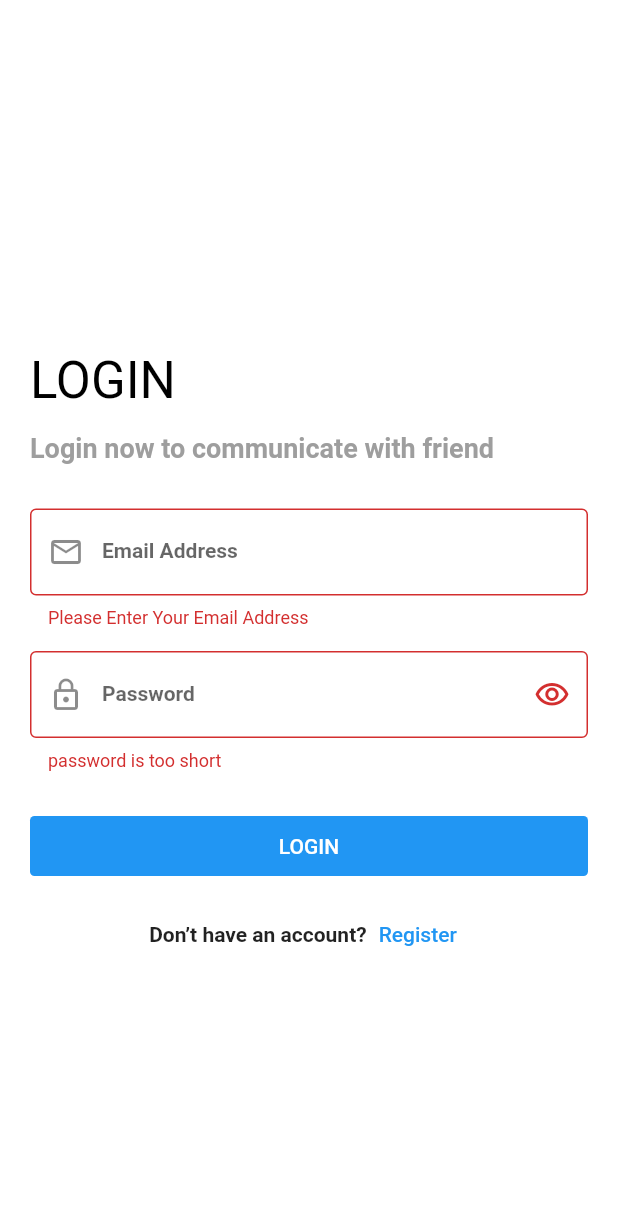
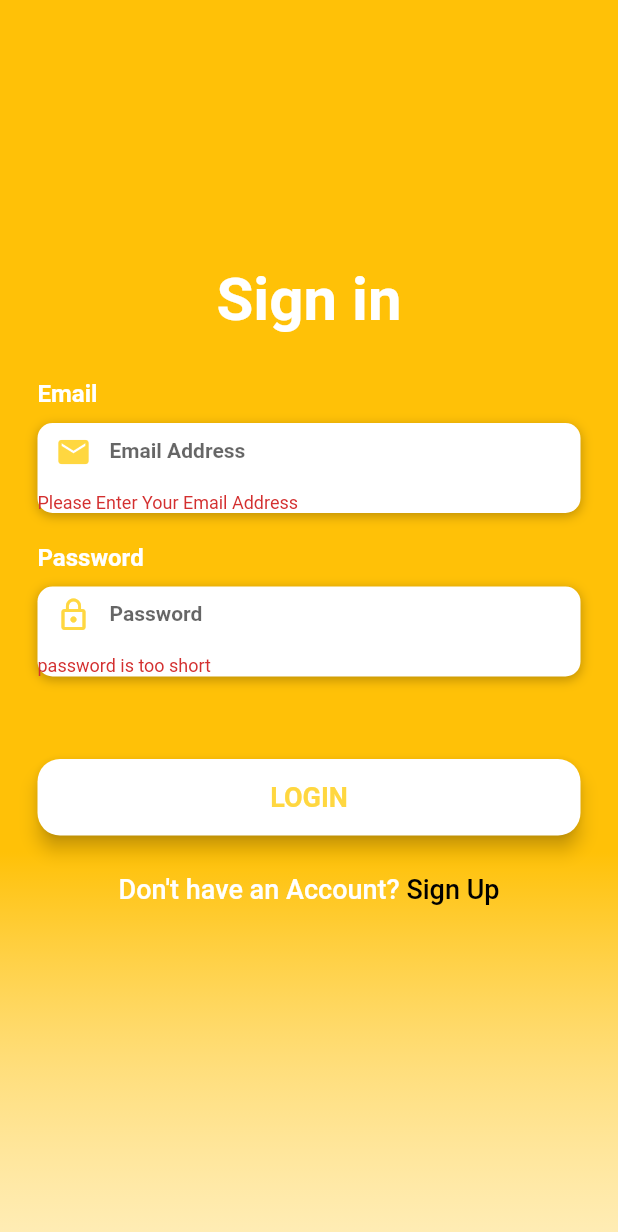
Before and after one commit to mahmoudashry98/Social_App, a Flutter app: the screen it shows after launch, after a tap on "LOGIN", on a phone screen of 412 x 824 dp. Shown: the top 1232 px of the screen. Run offline on Flutter 3.47's test engine with Material 2 defaults, Android fonts, the phone set to English and light mode, and no system bars; our stand-ins replace bloc, cloud_firestore, conditional_builder, dio, firebase_auth, firebase_core and 7 more; missing offline and left inert: firebase_app_check; accounts and stored records are empty; network calls fail.

Commit message:
edit ui login

```diff
--- a/lib/layout/social_app/cubit/cubit.dart
+++ b/lib/layout/social_app/cubit/cubit.dart
@@ -12,7 +12,7 @@ import 'package:scoial_app/modules/social_app/chats/chats_screen.dart';
 import 'package:scoial_app/modules/social_app/feeds/feeds_screen.dart';
 import 'package:scoial_app/modules/social_app/new_post/post_screen.dart';
 import 'package:scoial_app/modules/social_app/settings/settings_screen.dart';
-import 'package:scoial_app/modules/social_app/social_login/social_login_screen.dart';
+import 'package:scoial_app/modules/social_app/social_login/login_screen.dart';
 import 'package:scoial_app/modules/social_app/users/users_screen.dart';
 import 'package:scoial_app/shared/components/components.dart';
 import 'package:scoial_app/shared/components/constants.dart';
@@ -429,7 +429,7 @@ class SocialCubit extends Cubit<SocialStates> {
       userModel = null;
       uId = '';
       CacheHelper.removeData(key: 'uId');
-      navigateAndFinish(context, SocialLoginScreen());
+      navigateAndFinish(context, LoginScreen());
       currentIndex = 0;
       emit(SocialLogOutSuccessState());
     }).catchError((error) {
--- a/lib/main.dart
+++ b/lib/main.dart
@@ -5,8 +5,7 @@ import 'package:firebase_messaging/firebase_messaging.dart';
 import 'package:flutter/material.dart';
 import 'package:flutter_bloc/flutter_bloc.dart';
 import 'package:scoial_app/layout/social_app/social_layout.dart';
-import 'package:scoial_app/modules/social_app/social_login/cubit/cubit.dart';
-import 'package:scoial_app/modules/social_app/social_login/social_login_screen.dart';
+import 'package:scoial_app/modules/social_app/social_login/login_screen.dart';
 import 'package:scoial_app/shared/components/components.dart';
 import 'package:scoial_app/shared/components/constants.dart';
 import 'package:scoial_app/shared/cubit/cubit.dart';
@@ -29,10 +28,6 @@ void main() async {
 
   WidgetsFlutterBinding.ensureInitialized();
   await Firebase.initializeApp();
-  var token = await FirebaseMessaging.instance.getToken();
-  print(token);
-  print('//////////////');
-  print(uId);
 
   //foreground fcm
   FirebaseMessaging.onMessage.listen((event) {
@@ -60,22 +55,11 @@ void main() async {
   //bool isDark = CacheHelper.getData(key: 'isDark');
 
   Widget widget;
-  // bool onBoarding = CacheHelper.getData(key: 'onBoarding');
-  //token = CacheHelper.getData(key: 'token');
   uId = CacheHelper.getData(key: 'uId');
-
-  // if (onBoarding != null) {
-  //   if (token != null)
-  //     widget = ShopLayout();
-  //   else
-  //     widget = ShopLoginScreen();
-  // } else {
-  //   widget = OnBoardingScreen();
-  // }
   if (uId != null) {
     widget = SocialLayout();
   } else {
-    widget = SocialLoginScreen();
+    widget = LoginScreen();
   }
 
   runApp(MyApp(
--- /dev/null
+++ b/lib/modules/social_app/social_login/login_screen.dart
@@ -0,0 +1,282 @@
+import 'package:conditional_builder/conditional_builder.dart';
+import 'package:flutter/material.dart';
+import 'package:flutter/services.dart';
+import 'package:flutter_bloc/flutter_bloc.dart';
+import 'package:scoial_app/layout/social_app/cubit/cubit.dart';
+import 'package:scoial_app/layout/social_app/social_layout.dart';
+import 'package:scoial_app/modules/social_app/social_login/cubit/cubit.dart';
+import 'package:scoial_app/modules/social_app/social_register/social_register_screen.dart';
+import 'package:scoial_app/shared/components/components.dart';
+import 'package:scoial_app/shared/network/local/cache_helper.dart';
+import 'cubit/states.dart';
+
+// ignore: must_be_immutable
+class LoginScreen extends StatelessWidget {
+  var formKey = GlobalKey<FormState>();
+  var emailController = TextEditingController();
+  var passwordController = TextEditingController();
+  @override
+  Widget build(BuildContext context) {
+    return BlocProvider(
+      create: (BuildContext context) => SocialLoginCubit(),
+      child: BlocConsumer<SocialLoginCubit, SocialLoginStates>(
+        listener: (context, state) {
+          if (state is SocialLoginErrorState) {
+            showToast(
+              text: state.error,
+              state: ToastStates.ERROR,
+            );
+          }
+          if (state is SocialLoginSuccessState) {
+            CacheHelper.saveData(
+              key: 'uId',
+              value: state.uId,
+            ).then((value) {
+              SocialCubit.get(context).getUserData();
+              SocialCubit.get(context).getPosts();
+              showToast(
+                text: 'Welcome in Social App',
+                state: ToastStates.SUCCESS,
+              );
+              navigateAndFinish(
+                context,
+                SocialLayout(),
+              );
+            });
+          }
+        },
+        builder: (context, state) => Scaffold(
+            appBar: AppBar(
+              backgroundColor: Colors.amber,
+            ),
+            backgroundColor: Colors.amber,
+            body: AnnotatedRegion<SystemUiOverlayStyle>(
+              value: SystemUiOverlayStyle.light,
+              child: GestureDetector(
+                child: Stack(
+                  children: [
+                    Container(
+                        height: double.infinity,
+                        width: double.infinity,
+                        decoration: BoxDecoration(
+                            gradient: LinearGradient(
+                          begin: Alignment.topCenter,
+                          end: Alignment.bottomCenter,
+                          colors: [
+                            Colors.amber,
+                            Colors.amber,
+                            Colors.amber,
+                            Colors.white70,
+                          ],
+                        )),
+                        child: SingleChildScrollView(
+                          physics: AlwaysScrollableScrollPhysics(),
+                          padding: EdgeInsets.symmetric(
+                              horizontal: 25, vertical: 120),
+                          child: Form(
+                            key: formKey,
+                            child: Column(
+                              mainAxisAlignment: MainAxisAlignment.center,
+                              children: [
+                                Text(
+                                  'Sign in',
+                                  style: TextStyle(
+                                      color: Colors.white,
+                                      fontSize: 40,
+                                      fontWeight: FontWeight.bold),
+                                ),
+                                SizedBox(
+                                  height: 30,
+                                ),
+                                buildEmail(),
+                                SizedBox(
+                                  height: 20,
+                                ),
+                                buildPassword(context),
+                                buildLoginBtn(context, state),
+                                buildSignUp(context),
+                              ],
+                            ),
+                          ),
+                        )),
+                  ],
+                ),
+              ),
+            )),
+      ),
+    );
+  }
+
+  Widget buildEmail() => Column(
+    crossAxisAlignment: CrossAxisAlignment.start,
+    children: [
+      Text(
+        'Email',
+        style: TextStyle(
+            color: Colors.white, fontSize: 16, fontWeight: FontWeight.bold),
+      ),
+      SizedBox(
+        height: 10,
+      ),
+      Container(
+          alignment: Alignment.centerLeft,
+          decoration: BoxDecoration(
+              color: Colors.white,
+              borderRadius: BorderRadius.circular(10),
+              boxShadow: [
+                BoxShadow(
+                  color: Colors.black26,
+                  blurRadius: 6,
+                  offset: Offset(0, 2),
+                ),
+              ]),
+          height: 60,
+          child: TextFormField(
+            controller: emailController,
+            keyboardType: TextInputType.emailAddress,
+            // ignore: missing_return
+            validator: (String value) {
+              if (value.isEmpty) {
+                return 'Please Enter Your Email Address';
+              }
+            },
+
+            style: TextStyle(
+              color: Colors.black87,
+            ),
+            decoration: InputDecoration(
+                border: InputBorder.none,
+                labelText: 'Email Address',
+                contentPadding: EdgeInsets.only(top: 14),
+                prefixIcon: Icon(
+                  Icons.email,
+                  color: Colors.amberAccent,
+                ),
+                hintText: "Email",
+                hintStyle: TextStyle(color: Colors.black38)),
+          )),
+    ],
+  );
+
+  Widget buildPassword(context) => Column(
+    crossAxisAlignment: CrossAxisAlignment.start,
+    children: [
+      Text(
+        'Password',
+        style: TextStyle(
+            color: Colors.white, fontSize: 16, fontWeight: FontWeight.bold),
+      ),
+      SizedBox(
+        height: 10,
+      ),
+      Container(
+        alignment: Alignment.centerLeft,
+        decoration: BoxDecoration(
+            color: Colors.white,
+            borderRadius: BorderRadius.circular(10),
+            boxShadow: [
+              BoxShadow(
+                color: Colors.black26,
+                blurRadius: 6,
+                offset: Offset(0, 2),
+              ),
+            ]),
+        height: 60,
+        child: TextFormField(
+          controller: passwordController,
+          keyboardType: TextInputType.visiblePassword,
+          // ignore: missing_return
+          onFieldSubmitted: (value) {
+            if (formKey.currentState.validate()) {
+              SocialLoginCubit.get(context).userLogin(
+                email: emailController.text,
+                password: passwordController.text,
+              );
+            }
+          },
+          obscureText: false,
+          // ignore: missing_return
+          validator: (String value) {
+            if (value.isEmpty) {
+              return 'password is too short';
+            }
+          },
+          style: TextStyle(
+            color: Colors.black87,
+          ),
+          decoration: InputDecoration(
+              border: InputBorder.none,
+              labelText: 'Password',
+              contentPadding: EdgeInsets.only(top: 14),
+              prefixIcon: Icon(
+                Icons.lock_outline,
+                color: Colors.amberAccent,
+              ),
+              hintText: "Password",
+              hintStyle: TextStyle(color: Colors.black38)),
+        ),
+      ),
+      SizedBox(
+        height: 30.0,
+      ),
+    ],
+  );
+
+  Widget buildLoginBtn(context, state) => ConditionalBuilder(
+    condition: state is! SocialLoginLoadingState,
+    builder: (context) => Container(
+      padding: EdgeInsets.symmetric(vertical: 25),
+      width: double.infinity,
+      child: RaisedButton(
+        elevation: 5,
+        onPressed: () {
+          if (formKey.currentState.validate()) {
+            SocialLoginCubit.get(context).userLogin(
+              email: emailController.text,
+              password: passwordController.text,
+            );
+          }
+        },
+        padding: EdgeInsets.all(15),
+        shape:
+        RoundedRectangleBorder(borderRadius: BorderRadius.circular(15)),
+        color: Colors.white,
+        child: Text(
+          'LOGIN',
+          style: TextStyle(
+            color: Colors.amberAccent,
+            fontSize: 18,
+            fontWeight: FontWeight.bold,
+          ),
+        ),
+      ),
+    ),
+    fallback: (context) => Center(child: CircularProgressIndicator()),
+  );
+
+  Widget buildSignUp(context) => GestureDetector(
+    onTap: () {
+      navigateTo(context, SocialRegisterScreen());
+    },
+    child: RichText(
+      text: TextSpan(
+        children: [
+          TextSpan(
+            text: 'Don\'t have an Account? ',
+            style: TextStyle(
+                color: Colors.white,
+                fontWeight: FontWeight.w500,
+                fontSize: 18),
+          ),
+          TextSpan(
+            text: 'Sign Up',
+            style: TextStyle(
+                color: Colors.black,
+                fontWeight: FontWeight.w500,
+                fontSize: 18),
+          ),
+        ],
+      ),
+    ),
+  );
+}
--- a/lib/modules/social_app/social_login/social_login_screen.dart
+++ /dev/null
@@ -1,170 +0,0 @@
-import 'package:conditional_builder/conditional_builder.dart';
-import 'package:flutter/material.dart';
-import 'package:flutter_bloc/flutter_bloc.dart';
-import 'package:scoial_app/layout/social_app/cubit/cubit.dart';
-import 'package:scoial_app/layout/social_app/social_layout.dart';
-import 'package:scoial_app/modules/social_app/social_login/cubit/cubit.dart';
-import 'package:scoial_app/modules/social_app/social_register/social_register_screen.dart';
-import 'package:scoial_app/shared/components/components.dart';
-import 'package:scoial_app/shared/network/local/cache_helper.dart';
-
-import 'cubit/states.dart';
-
-
-// ignore: must_be_immutable
-class SocialLoginScreen extends StatelessWidget {
-  var formKey = GlobalKey<FormState>();
-  var emailController = TextEditingController();
-  var passwordController = TextEditingController();
-  @override
-  Widget build(BuildContext context) {
-    return BlocProvider(
-      create: (BuildContext context) =>SocialLoginCubit(),
-      child: BlocConsumer<SocialLoginCubit, SocialLoginStates>(
-        listener: (context, state)
-        {
-          if(state is SocialLoginErrorState)
-          {
-            showToast(
-              text: state.error,
-              state: ToastStates.ERROR,
-            );
-          }
-          if(state is SocialLoginSuccessState)
-          {
-            CacheHelper.saveData(
-              key: 'uId',
-              value: state.uId,
-            ).then((value) {
-              SocialCubit.get(context).getUserData();
-              SocialCubit.get(context).getPosts();
-              showToast(
-                text: 'Welcome in Social App',
-                state: ToastStates.SUCCESS,
-              );
-              navigateAndFinish(
-                context,
-                SocialLayout(),
-              );
-            });
-          }
-        },
-        builder: (context, state) => Scaffold(
-          appBar: AppBar(),
-          body: Center(
-            child: SingleChildScrollView(
-              child: Padding(
-                padding: const EdgeInsets.all(20.0),
-                child: Form(
-                  key: formKey,
-                  child: Column(
-                    crossAxisAlignment: CrossAxisAlignment.start,
-                    children: [
-                      Text(
-                        'LOGIN',
-                        style: Theme.of(context)
-                            .textTheme
-                            .headline4
-                            .copyWith(color: Colors.black),
-                      ),
-                      SizedBox(
-                        height: 15.0,
-                      ),
-                      Text(
-                        'Login now to communicate with friend',
-                        style: Theme.of(context)
-                            .textTheme
-                            .bodyText1
-                            .copyWith(color: Colors.grey),
-                      ),
-                      SizedBox(
-                        height: 30.0,
-                      ),
-                      defaultFormField(
-                        controller: emailController,
-                        type: TextInputType.emailAddress,
-                        validate: (String value) {
-                          if (value.isEmpty) {
-                            return 'Please Enter Your Email Address';
-                          }
-                        },
-                        label: 'Email Address',
-                        prefix: Icons.email_outlined,
-                      ),
-                      SizedBox(
-                        height: 15.0,
-                      ),
-                      defaultFormField(
-                        controller: passwordController,
-                        type: TextInputType.visiblePassword,
-                        suffix: SocialLoginCubit.get(context).suffix,
-                        onSubmit: (value) {
-                          // if (formKey.currentState.validate()) {
-                          //   SocialLoginCubit.get(context).userLogin(
-                          //     email: emailController.text,
-                          //     password: passwordController.text,
-                          //   );
-                          // }
-                        },
-                        isPassword: SocialLoginCubit.get(context).isPassword,
-                        suffixPressed: () {
-                          SocialLoginCubit.get(context)
-                              .changePasswordVisibility();
-                        },
-                        validate: (String value) {
-                          if (value.isEmpty) {
-                            return 'password is too short';
-                          }
-                        },
-                        label: 'Password',
-                        prefix: Icons.lock_outline,
-                      ),
-                      SizedBox(
-                        height: 30.0,
-                      ),
-                      ConditionalBuilder(
-                        condition: state is! SocialLoginLoadingState,
-                        builder: (context) => defaultButton(
-                          function: () {
-                            if (formKey.currentState.validate()) {
-                              SocialLoginCubit.get(context).userLogin(
-                                email: emailController.text,
-                                password: passwordController.text,
-                              );
-                            }
-                          },
-                          text: 'login',
-                          isUpperCase: true,
-                        ),
-                        fallback: (context) =>
-                            Center(child: CircularProgressIndicator()),
-                      ),
-                      SizedBox(
-                        height: 15.0,
-                      ),
-                      Row(
-                        mainAxisAlignment: MainAxisAlignment.center,
-                        children: [
-                          Text(
-                            'Don’t have an account?',
-                            style: TextStyle(fontWeight: FontWeight.bold),
-                          ),
-                          defaultTextButton(
-                            function: () {
-                              navigateTo(context, SocialRegisterScreen());
-                            },
-                            text: 'Register',
-                          )
-                        ],
-                      ),
-                    ],
-                  ),
-                ),
-              ),
-            ),
-          ),
-        ),
-      ),
-    );
-  }
-}
--- a/lib/shared/components/components.dart
+++ b/lib/shared/components/components.dart
@@ -73,7 +73,7 @@ Widget defaultFormField({
     TextFormField(
       controller: controller,
       keyboardType: type,
-      obscureText: false,
+      obscureText: isPassword,
       onFieldSubmitted: onSubmit,
       onChanged: onChange,
       validator: validate,
@@ -86,15 +86,14 @@ Widget defaultFormField({
           ),
           suffixIcon: suffix != null
               ? IconButton(
-                  onPressed: suffixPressed,
-                  icon: Icon(
-                    suffix,
-                  ),
-                )
+            onPressed: suffixPressed,
+            icon: Icon(
+              suffix,
+            ),
+          )
               : null,
-          border: OutlineInputBorder()),
+          ),
     );
-
 Widget buildTaskItem(Map model, context) => Padding(
       padding: const EdgeInsets.all(20.0),
       child: Row(
--- a/lib/shared/components/constants.dart
+++ b/lib/shared/components/constants.dart
@@ -1,5 +1,5 @@
 import 'package:scoial_app/layout/social_app/cubit/cubit.dart';
-import 'package:scoial_app/modules/social_app/social_login/social_login_screen.dart';
+import 'package:scoial_app/modules/social_app/social_login/login_screen.dart';
 import 'package:scoial_app/shared/components/components.dart';
 import 'package:scoial_app/shared/network/local/cache_helper.dart';
 
@@ -21,7 +21,7 @@ void signOut(context) {
   // uId = CacheHelper.getData(key: 'uId');
   navigateAndFinish(
     context,
-    SocialLoginScreen(),
+    LoginScreen(),
   );
   SocialCubit.get(context).currentIndex=0;
   SocialCubit.get(context).users=[];
```
